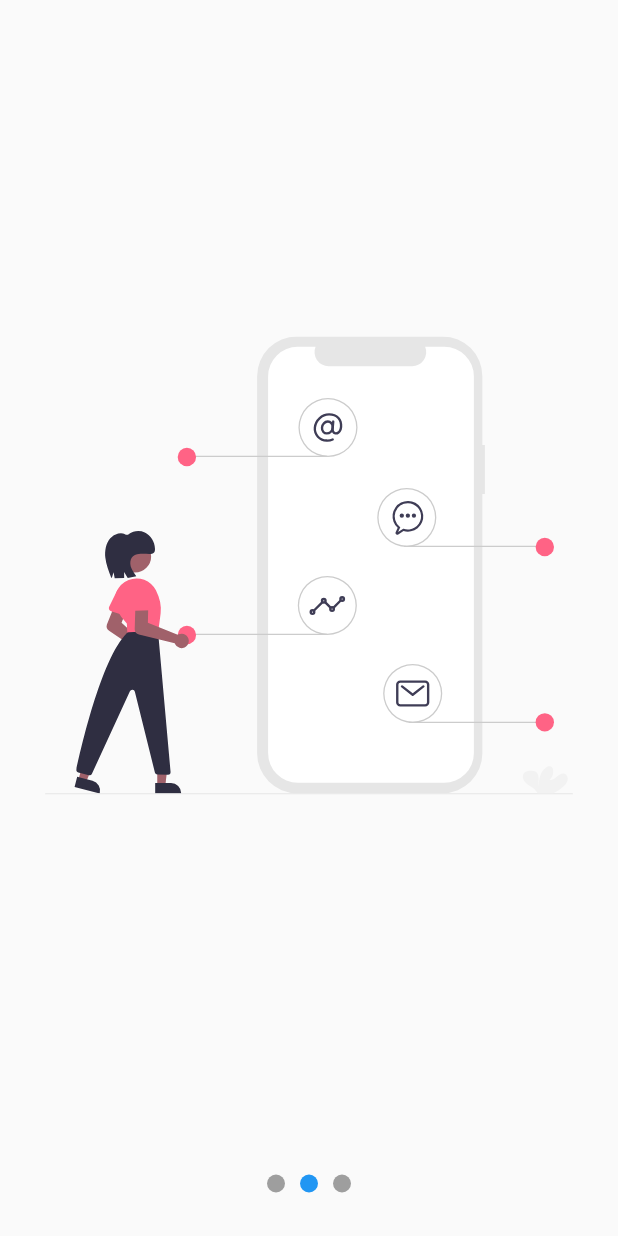
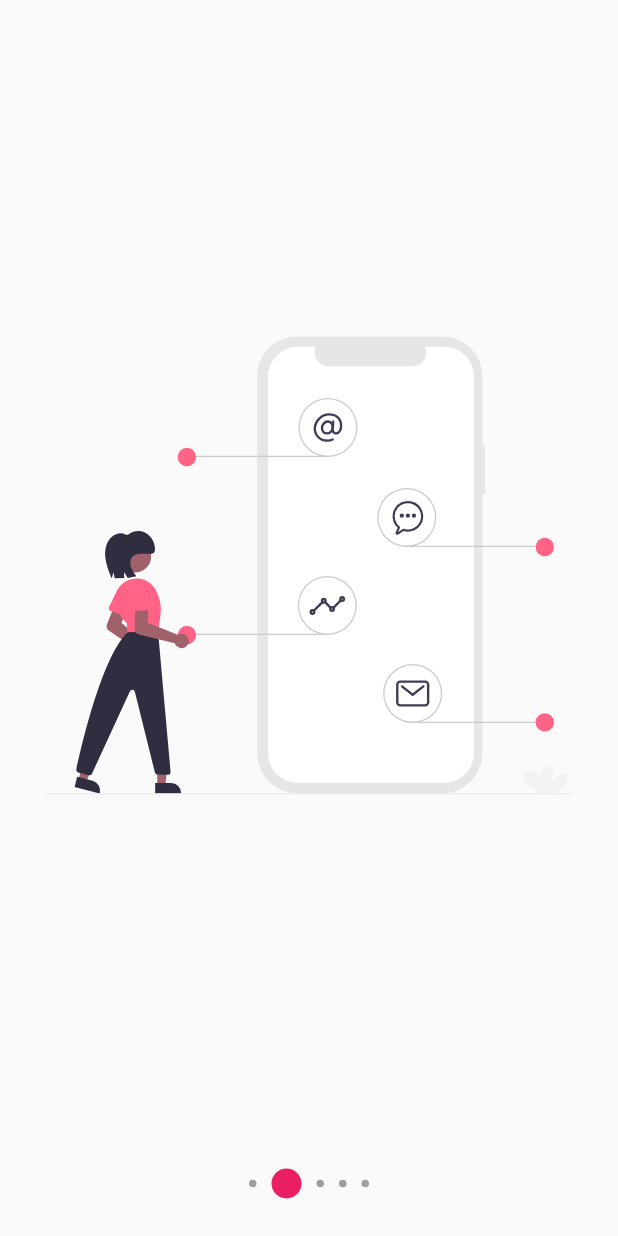
Before and after one commit to JimHuertas/udemy_disenos_flutter, a Flutter app: the screen it shows after launch, swiped to page 2, on a phone screen of 412 x 824 dp. Run offline on Flutter 3.47's test engine with Material 2 defaults, Android fonts, the phone set to English and light mode, and no system bars; our stand-ins replace flutter_svg.

Commit message:
finish homework n module 5

```diff
--- a/lib/main.dart
+++ b/lib/main.dart
@@ -1,7 +1,7 @@
-// import 'package:app_disenos/src/pages/grafica_circular_page.dart';
-import 'package:app_disenos/src/pages/slideshow_page.dart';
 import 'package:flutter/material.dart';
 
+import 'package:app_disenos/src/pages/slideshow_page.dart';
+// import 'package:app_disenos/src/pages/grafica_circular_page.dart';
 //import 'package:app_disenos/src/pages/animaciones_page.dart';
 //import 'package:app_disenos/src/labs/circular_progress_page.dart';
 //import 'package:app_disenos/src/pages/header_page.dart';
@@ -18,7 +18,7 @@ class MyApp extends StatelessWidget {
     return MaterialApp(
       debugShowCheckedModeBanner: false,
       title: 'Diseños Page',
-      home: SlideShowPage()
+      home: SlideshowPage()
     );
   }
 }
--- a/lib/src/pages/slideshow_page.dart
+++ b/lib/src/pages/slideshow_page.dart
@@ -1,133 +1,29 @@
-import 'package:app_disenos/src/models/slider_model.dart';
+import 'package:app_disenos/src/widgets/slideshow.dart';
 import 'package:flutter/material.dart';
-import 'package:flutter_svg/flutter_svg.dart';
-import 'package:provider/provider.dart';
+import 'package:flutter_svg/svg.dart';
 
-
-class SlideShowPage extends StatelessWidget {
-  const SlideShowPage({ Key? key }) : super(key: key);
-
-
+class SlideshowPage extends StatelessWidget {
+  const SlideshowPage({ Key? key }) : super(key: key);
 
   @override
   Widget build(BuildContext context) {
-    return ChangeNotifierProvider(
-      create: (_) => SliderModel(),
-      child: Scaffold(
-        body: Center(
-          child: Column(
-            children: <Widget>[
-              Expanded(
-                child: _Slides()
-              ),
-              _Dots()
-            ]
-          )
-        ),
-      ),
+    return Scaffold(
+      body: Center(
+        child: Slideshow(
+          bulletPrimario: 20,
+          bulletSecundario: 5,
+          dotsArriba: false,
+          colorPrimario: Colors.pink,
+          colorSecundario: Colors.grey,
+          slides: <Widget>[
+            SvgPicture.asset('assets/svgs/1.svg'),
+            SvgPicture.asset('assets/svgs/2.svg'),
+            SvgPicture.asset('assets/svgs/3.svg'),
+            SvgPicture.asset('assets/svgs/4.svg'),
+            SvgPicture.asset('assets/svgs/5.svg'),
+          ]
+        )
+      )
     );
   }
 }
-
-class _Dots extends StatelessWidget {
-
-  @override
-  Widget build(BuildContext context) {
-    return Container(
-      width: double.infinity,
-      height: 70,
-      //color: Colors.red,
-      child: Row(
-        mainAxisAlignment: MainAxisAlignment.center,
-        children: <Widget>[
-          _Dot(0),
-          _Dot(1),
-          _Dot(2),
-        ],
-      ),
-    );
-  }
-}
-
-class _Dot extends StatelessWidget {
-  final index;
-
-  _Dot(this.index);
-
-  @override
-  Widget build(BuildContext context) {
-    final pageViewIndexActual = Provider.of<SliderModel>(context).currentPage;
-
-    return AnimatedContainer(
-      duration: Duration(microseconds: 200),
-      width: 12,
-      height: 12,
-      margin: EdgeInsets.symmetric(horizontal: 5),
-      decoration: BoxDecoration(
-        color: (pageViewIndexActual >= index - 0.5 && pageViewIndexActual < index + 0.5)
-          ? Colors.blue : Colors.grey,
-        shape: BoxShape.circle
-      )
-
-    );
-  }
-}
-
-
-class _Slides extends StatefulWidget {
-
-  @override
-  State<_Slides> createState() => _SlidesState();
-}
-
-class _SlidesState extends State<_Slides> {
-  final pageViewController = PageController();
-
-
-  @override
-  void initState() {
-
-    super.initState();
-
-    pageViewController.addListener(() {
-      print('Pagina Actual: ${pageViewController.page}');
-      Provider.of<SliderModel>(context, listen: false).currentPage = pageViewController.page;
-    });
-  }
-
-  @override
-  void dispose() {
-    pageViewController.dispose();
-    super.dispose();
-  }
-
-  @override
-  Widget build(BuildContext context) {
-    return Container(
-      child: PageView(
-        controller: pageViewController,
-        children: <Widget>[
-          _Slide('assets/svgs/1.svg'),
-          _Slide('assets/svgs/2.svg'),
-          _Slide('assets/svgs/3.svg')
-        ],
-      ),
-    );
-  }
-}
-
-class _Slide extends StatelessWidget {
-  final String svg;
-
-  _Slide(this.svg);
-
-  @override
-  Widget build(BuildContext context) {
-    return Container(
-      width: double.infinity,
-      height: double.infinity,
-      padding: EdgeInsets.all(30),
-      child: SvgPicture.asset(svg),
-    );
-  }
-}
--- /dev/null
+++ b/lib/src/widgets/slideshow.dart
@@ -0,0 +1,230 @@
+import 'package:flutter/material.dart';
+
+import 'package:provider/provider.dart';
+
+
+
+// ignore: use_key_in_widget_constructors
+class Slideshow extends StatelessWidget {
+
+  final List<Widget>? slides;
+  final bool dotsArriba;
+  final int bulletPrimario;
+  final int bulletSecundario;
+  final Color? colorPrimario;
+  final Color? colorSecundario;
+
+  Slideshow({
+    @required this.slides,
+    this.dotsArriba = false,
+    this.colorPrimario,
+    this.colorSecundario,
+    this.bulletPrimario = 12,
+    this.bulletSecundario = 12,
+  });
+
+  @override
+  Widget build(BuildContext context) {
+    return ChangeNotifierProvider(
+      create: (_) =>_SlideshowModel(),
+      child: SafeArea(
+        child: Center(
+            child: Builder(
+              builder: (BuildContext context){
+                Provider.of<_SlideshowModel>(context).colorPrimario = colorPrimario!;
+                Provider.of<_SlideshowModel>(context).colorSecundario = colorSecundario!;
+                Provider.of<_SlideshowModel>(context).bulletPrimario = bulletPrimario.toDouble();
+                Provider.of<_SlideshowModel>(context).bulletSecundario = bulletSecundario.toDouble();
+
+                return _CrearEstructuraSlideshow(
+                  dotsArriba: dotsArriba,
+                  slides: slides
+                );
+              }
+            )
+          ),
+      ),
+    );
+  }
+}
+
+class _CrearEstructuraSlideshow extends StatelessWidget {
+  const _CrearEstructuraSlideshow({
+    Key? key,
+    required this.dotsArriba,
+    required this.slides,
+  }) : super(key: key);
+
+  final bool dotsArriba;
+  final List<Widget>? slides;
+
+  @override
+  Widget build(BuildContext context) {
+    return Column(
+      children: <Widget>[
+        if(dotsArriba) _Dots(slides!.length),
+        Expanded(
+          child: _Slides(slides)
+        ),
+        if(!dotsArriba) _Dots(slides!.length),
+      ]
+    );
+  }
+}
+
+class _Dots extends StatelessWidget {
+
+  final int lenghtSlides;
+
+  _Dots(
+    this.lenghtSlides,
+  );
+
+  @override
+  Widget build(BuildContext context) {
+    return Container(
+      width: double.infinity,
+      height: 70,
+      //color: Colors.red,
+      child: Row(
+        mainAxisAlignment: MainAxisAlignment.center,
+        children:List.generate(lenghtSlides, (index) => _Dot(index)).toList() ,
+      ),
+    );
+  }
+}
+
+class _Dot extends StatelessWidget {
+  final index;
+  _Dot(
+    this.index,
+  );
+
+  @override
+  Widget build(BuildContext context) {
+    final slideshowModel = Provider.of<_SlideshowModel>(context);
+
+    final tamano;
+    Color color;
+
+    if(slideshowModel.currentPage >= index - 0.5 && slideshowModel.currentPage < index + 0.5) {
+      tamano = slideshowModel.bulletPrimario;
+      color = slideshowModel.colorPrimario;
+    } else{
+      tamano = slideshowModel.bulletSecundario;
+      color = slideshowModel.colorSecundario;
+    }
+
+    return AnimatedContainer(
+      duration: Duration(milliseconds: 200),
+      width: tamano,
+      height: tamano,
+      margin: EdgeInsets.symmetric(horizontal: 5),
+      decoration: BoxDecoration(
+        color: color,
+        shape: BoxShape.circle
+      )
+
+    );
+  }
+}
+
+
+class _Slides extends StatefulWidget {
+  final List<Widget>? slides;
+
+  _Slides(
+    this.slides
+  );
+
+  @override
+  State<_Slides> createState() => _SlidesState();
+}
+
+class _SlidesState extends State<_Slides> {
+  final pageViewController = PageController();
+
+
+  @override
+  void initState() {
+
+    super.initState();
+
+    pageViewController.addListener(() {
+      Provider.of<_SlideshowModel>(context, listen: false).currentPage = pageViewController.page;
+    });
+  }
+
+  @override
+  void dispose() {
+    pageViewController.dispose();
+    super.dispose();
+  }
+
+  @override
+  Widget build(BuildContext context) {
+    return Container(
+      child: PageView(
+        controller: pageViewController,
+        children: widget.slides!.map<_Slide>((slide) => _Slide(slide)).toList(),
+      ),
+    );
+  }
+}
+
+class _Slide extends StatelessWidget {
+
+  final Widget slide;
+
+  _Slide(this.slide);
+
+  @override
+  Widget build(BuildContext context) {
+    return Container(
+      width: double.infinity,
+      height: double.infinity,
+      padding: EdgeInsets.all(30),
+      child: slide,
+    );
+  }
+}
+
+
+class _SlideshowModel with ChangeNotifier{
+  double _currentPage = 0;
+  Color _colorPrimario = Colors.blue;
+  Color _colorSecundario = Colors.grey;
+  double _bulletPrimario = 12;
+  double _bulletSecundario = 12;
+
+  double get currentPage => _currentPage;
+  set currentPage(double? currentPage){
+    _currentPage = currentPage!;
+    notifyListeners();
+  }
+
+  Color get colorPrimario => _colorPrimario;
+  set colorPrimario(Color? colorP){
+    _colorPrimario = colorP!;
+    //notifyListeners();
+  }
+
+  Color get colorSecundario => _colorSecundario;
+  set colorSecundario(Color? colorS){
+    _colorSecundario = colorS!;
+    //notifyListeners();
+  }
+
+
+  double get bulletSecundario => _bulletSecundario;
+  set bulletSecundario(double? bulletS){
+    _bulletSecundario = bulletS!;
+  //  notifyListeners();
+  }
+
+  double get bulletPrimario => _bulletPrimario;
+  set bulletPrimario(double? bulletP){
+    _bulletPrimario = bulletP!;
+  //  notifyListeners();
+  }
+}
```
Also changed, not shown: lib/src/labs/slideshow_page.dart (added, +133 -0 lines).
